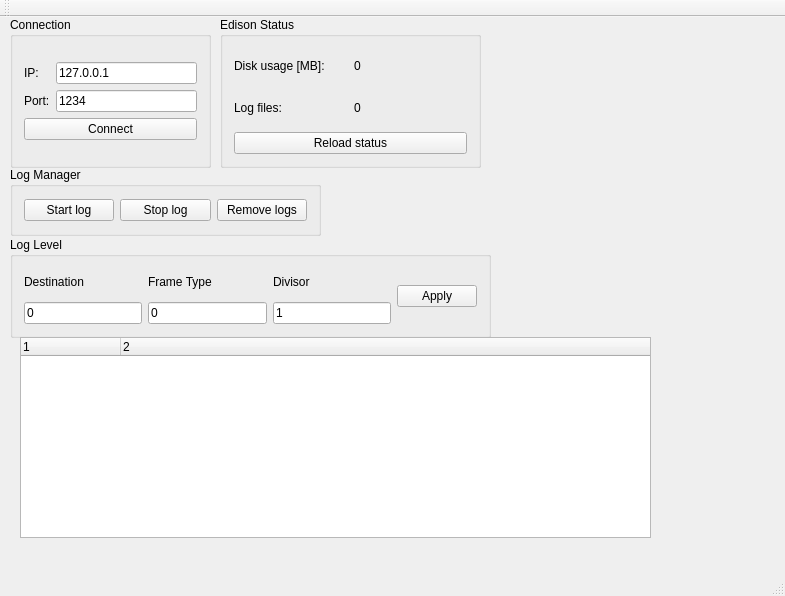
Above: diagnostic/ui/mainwindow.ui from klonage/snowcookie before the change. Below: the same form after it.
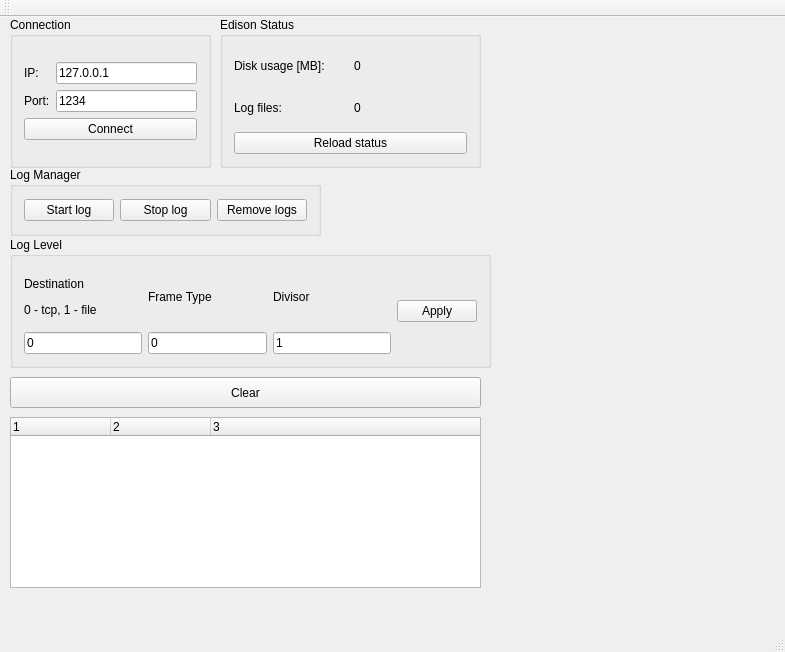
That is the form after the change.

What changed in the file:
```diff
--- a/diagnostic/ui/mainwindow.ui
+++ b/diagnostic/ui/mainwindow.ui
@@ -7,7 +7,7 @@
     <x>0</x>
     <y>0</y>
     <width>785</width>
-    <height>596</height>
+    <height>652</height>
    </rect>
   </property>
   <property name="windowTitle">
@@ -60,7 +60,7 @@
       <x>10</x>
       <y>220</y>
       <width>481</width>
-      <height>101</height>
+      <height>131</height>
      </rect>
     </property>
     <property name="title">
@@ -72,7 +72,7 @@
        <item row="0" column="0">
         <widget class="QLabel" name="label_5">
          <property name="text">
-          <string>Destination</string>
+          <string>&lt;html&gt;&lt;head/&gt;&lt;body&gt;&lt;p&gt;Destination&lt;/p&gt;&lt;p&gt;0 - tcp, 1 - file&lt;/p&gt;&lt;/body&gt;&lt;/html&gt;</string>
          </property>
         </widget>
        </item>
@@ -233,14 +233,14 @@
    <widget class="QTreeWidget" name="framesTreeWidget">
     <property name="geometry">
      <rect>
-      <x>20</x>
-      <y>320</y>
-      <width>631</width>
-      <height>201</height>
+      <x>10</x>
+      <y>400</y>
+      <width>471</width>
+      <height>171</height>
      </rect>
     </property>
     <property name="columnCount">
-     <number>2</number>
+     <number>3</number>
     </property>
     <column>
      <property name="text">
@@ -252,6 +252,24 @@
       <string notr="true">2</string>
      </property>
     </column>
+    <column>
+     <property name="text">
+      <string notr="true">3</string>
+     </property>
+    </column>
+   </widget>
+   <widget class="QPushButton" name="clearTreeButton">
+    <property name="geometry">
+     <rect>
+      <x>10</x>
+      <y>360</y>
+      <width>471</width>
+      <height>31</height>
+     </rect>
+    </property>
+    <property name="text">
+     <string>Clear</string>
+    </property>
    </widget>
   </widget>
   <widget class="QMenuBar" name="menuBar">
```
